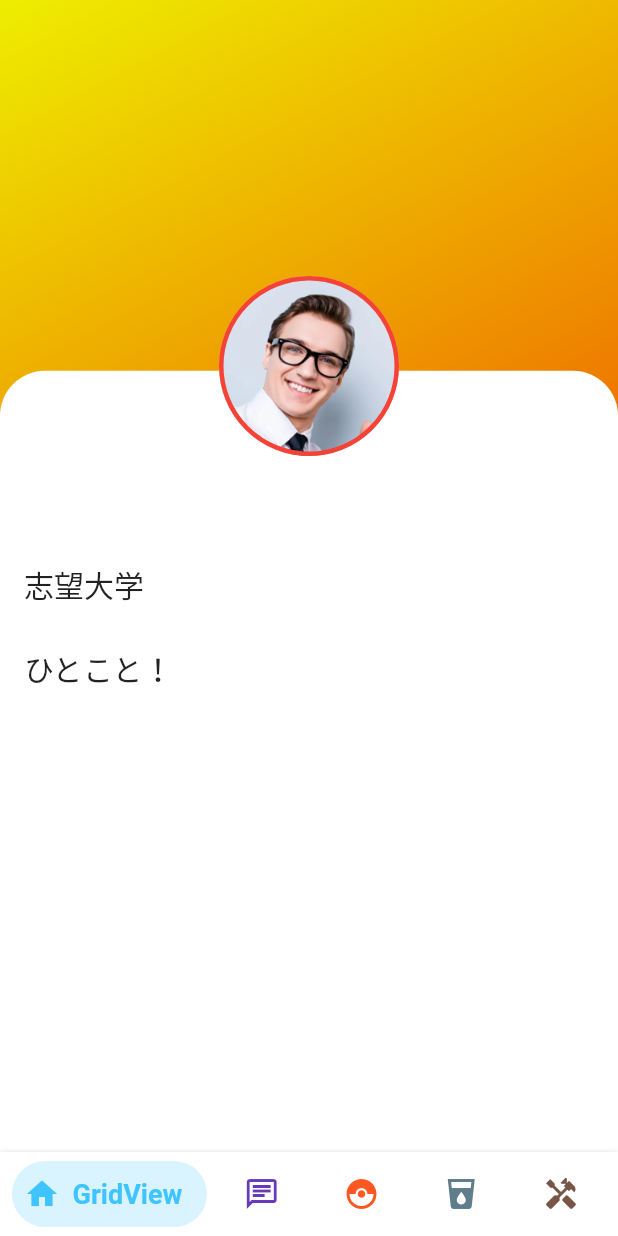
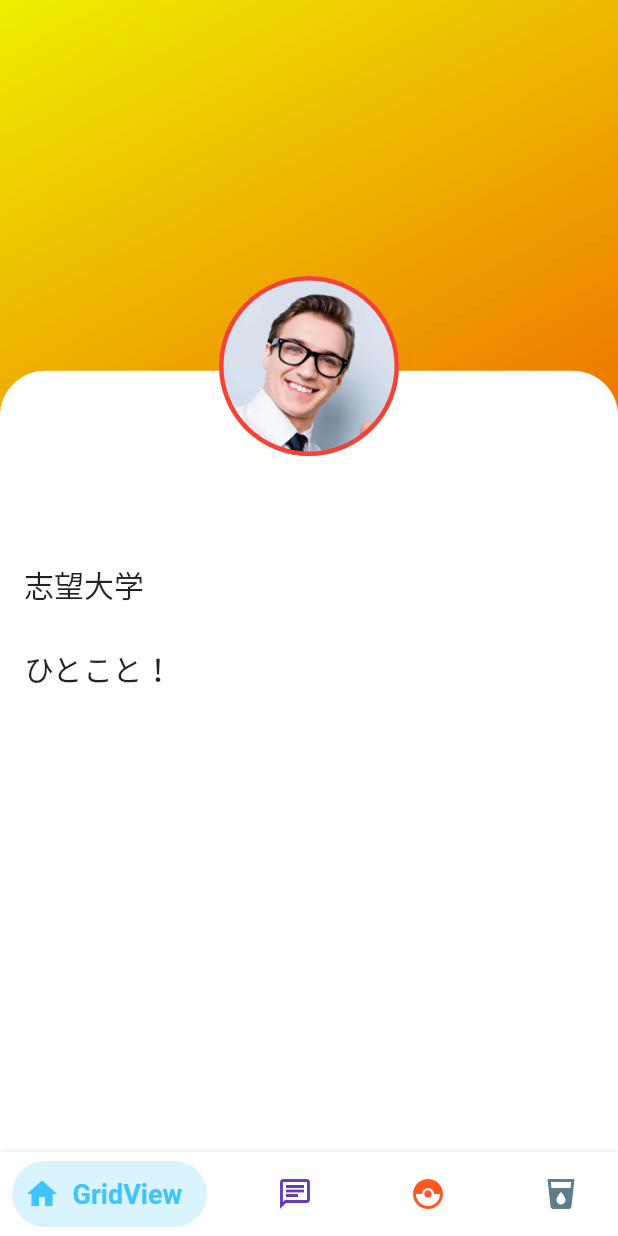
Before and after one commit to ryo-hagiwara-fate/benesse_app, a Flutter app: the HomeScreen screen opened by its route, on a phone screen of 412 x 824 dp. Run offline on Flutter 3.47's test engine with Material 2 defaults, Android fonts, the phone set to English and light mode, and no system bars; drawn by our look-alikes of bottom_navy_bar; our stand-ins replace cloud_firestore, firebase_auth, firebase_core, fl_chart, like_button, modal_progress_hud_nsn and 1 more; missing offline and left inert: flutter_picker; accounts and stored records are empty.

Commit message:
ボトムタブ4つに変更

```diff
--- a/lib/high-five/screens/home_screen.dart
+++ b/lib/high-five/screens/home_screen.dart
@@ -20,19 +20,12 @@ class _HomeScreenState extends State<HomeScreen> {
     YourInfoScreen(),
     FriendsListScreen(),
     QuestionThreadScreen(),
-    StudyPostScreen(),
     StudyThreadScreen()
   ];
 
   @override
   Widget build(BuildContext context) {
     return Scaffold(
-      // appBar: AppBar(
-      //   automaticallyImplyLeading: false,
-      //   leading: IconButton(onPressed: () { Navigator.pushNamed(context, HomeScreen.id); }, icon: Icon(Icons.home),),
-      //   title: Text("user details"),
-      //   centerTitle: true,
-      // ),
       body: SafeArea(child: _pageWidgets.elementAt(_currentIndex)),
       bottomNavigationBar: BottomNavyBar(
         items: [
@@ -40,7 +33,6 @@ class _HomeScreenState extends State<HomeScreen> {
           BottomNavyBarItem(icon: Icon(Icons.chat_outlined), title: Text("Chat", style: TextStyle(fontSize: 18),), activeColor: Colors.deepPurple, textAlign: TextAlign.center),
           BottomNavyBarItem(icon: Icon(Icons.catching_pokemon), title: Text("PieChart1", style: TextStyle(fontSize: 18),), activeColor: Colors.deepOrange, textAlign: TextAlign.center),
           BottomNavyBarItem(icon: Icon(Icons.local_drink), title: Text("fl_charts", style: TextStyle(fontSize: 18),), activeColor: Colors.blueGrey, textAlign: TextAlign.center),
-          BottomNavyBarItem(icon: Icon(Icons.handyman), title: Text("First", style: TextStyle(fontSize: 18),), activeColor: Colors.brown, textAlign: TextAlign.center),
         ],
         selectedIndex: _currentIndex,
         onItemSelected: (index) => setState(() => _currentIndex = index),
```
